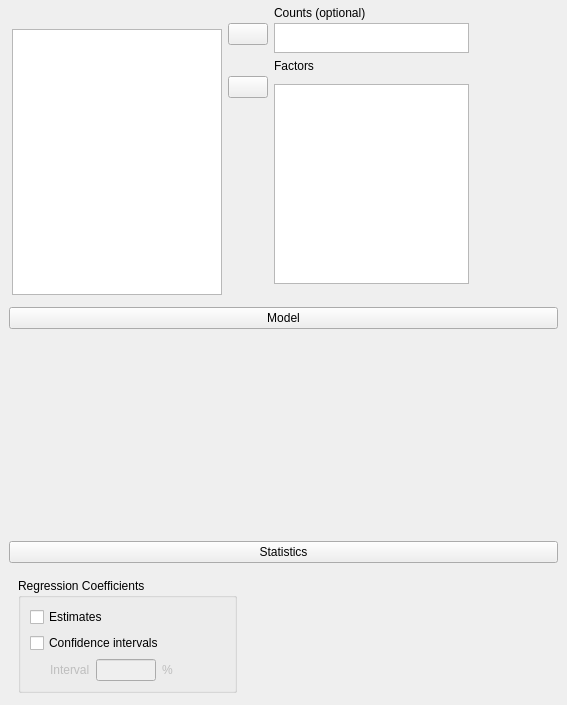
The window that JASP-Desktop/analysisforms/regressionloglinearform.ui (jasp-stats/jasp-desktop) describes before a commit, drawn with Qt 5.
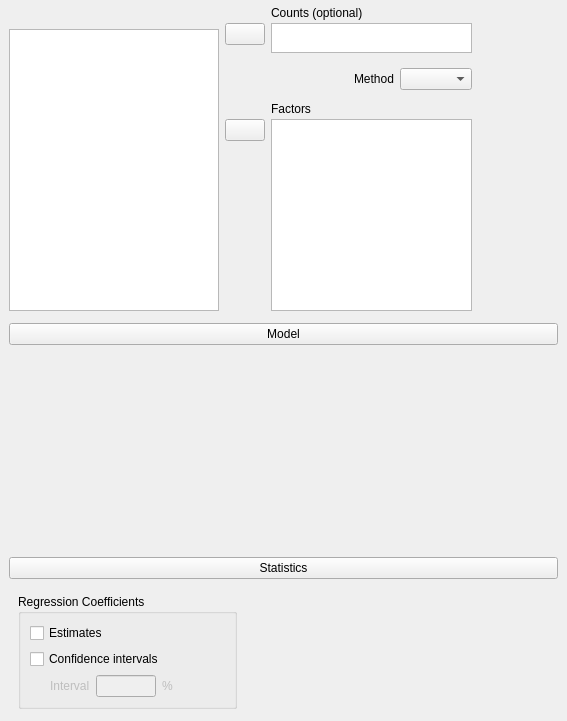
The same window after the commit. Custom widgets are drawn as their Qt base class.

Commit message:
Reg Log Lin: Added enter method
closes #900

The edit to the form file:
```diff
--- a/JASP-Desktop/analysisforms/regressionloglinearform.ui
+++ b/JASP-Desktop/analysisforms/regressionloglinearform.ui
@@ -156,16 +156,10 @@
        <verstretch>0</verstretch>
       </sizepolicy>
      </property>
-     <layout class="QGridLayout" name="gridLayout_4">
-      <property name="leftMargin">
-       <number>12</number>
-      </property>
+     <layout class="QGridLayout" name="gridLayout_2">
       <property name="topMargin">
        <number>6</number>
       </property>
-      <property name="rightMargin">
-       <number>12</number>
-      </property>
       <property name="verticalSpacing">
        <number>3</number>
       </property>
@@ -179,91 +173,6 @@
         </property>
        </widget>
       </item>
-      <item row="2" column="1">
-       <widget class="QWidget" name="widget_6" native="true">
-        <property name="sizePolicy">
-         <sizepolicy hsizetype="Preferred" vsizetype="Preferred">
-          <horstretch>0</horstretch>
-          <verstretch>2</verstretch>
-         </sizepolicy>
-        </property>
-        <layout class="QGridLayout" name="gridLayout_3">
-         <property name="leftMargin">
-          <number>0</number>
-         </property>
-         <property name="topMargin">
-          <number>0</number>
-         </property>
-         <property name="rightMargin">
-          <number>0</number>
-         </property>
-         <property name="bottomMargin">
-          <number>0</number>
-         </property>
-         <property name="verticalSpacing">
-          <number>3</number>
-         </property>
-         <item row="0" column="0">
-          <widget class="QWidget" name="widget_10" native="true"/>
-         </item>
-         <item row="1" column="1" rowspan="2">
-          <widget class="BoundListView" name="factors">
-           <property name="minimumSize">
-            <size>
-             <width>0</width>
-             <height>100</height>
-            </size>
-           </property>
-           <property name="maximumSize">
-            <size>
-             <width>210</width>
-             <height>200</height>
-            </size>
-           </property>
-           <property name="editTriggers">
-            <set>QAbstractItemView::AllEditTriggers</set>
-           </property>
-           <property name="selectionMode">
-            <enum>QAbstractItemView::ExtendedSelection</enum>
-           </property>
-          </widget>
-         </item>
-         <item row="2" column="0">
-          <spacer name="verticalSpacer_3">
-           <property name="orientation">
-            <enum>Qt::Vertical</enum>
-           </property>
-           <property name="sizeHint" stdset="0">
-            <size>
-             <width>20</width>
-             <height>84</height>
-            </size>
-           </property>
-          </spacer>
-         </item>
-         <item row="0" column="1">
-          <widget class="QLabel" name="label_4">
-           <property name="text">
-            <string>Factors</string>
-           </property>
-          </widget>
-         </item>
-         <item row="1" column="0">
-          <widget class="AssignButton" name="buttonAssignFactors">
-           <property name="maximumSize">
-            <size>
-             <width>50</width>
-             <height>16777215</height>
-            </size>
-           </property>
-           <property name="text">
-            <string/>
-           </property>
-          </widget>
-         </item>
-        </layout>
-       </widget>
-      </item>
       <item row="0" column="1" rowspan="2">
        <widget class="QWidget" name="widget" native="true">
         <property name="sizePolicy">
@@ -358,6 +267,130 @@
         </property>
        </widget>
       </item>
+      <item row="2" column="1">
+       <widget class="QWidget" name="widget_5" native="true">
+        <layout class="QGridLayout" name="gridLayout_22">
+         <property name="leftMargin">
+          <number>0</number>
+         </property>
+         <property name="rightMargin">
+          <number>0</number>
+         </property>
+         <item row="0" column="0">
+          <spacer name="horizontalSpacer_2">
+           <property name="orientation">
+            <enum>Qt::Horizontal</enum>
+           </property>
+           <property name="sizeHint" stdset="0">
+            <size>
+             <width>40</width>
+             <height>20</height>
+            </size>
+           </property>
+          </spacer>
+         </item>
+         <item row="0" column="1">
+          <widget class="QLabel" name="label_7">
+           <property name="text">
+            <string>Method</string>
+           </property>
+          </widget>
+         </item>
+         <item row="0" column="2">
+          <widget class="BoundComboBox" name="method">
+           <property name="currentText">
+            <string/>
+           </property>
+          </widget>
+         </item>
+        </layout>
+       </widget>
+      </item>
+      <item row="3" column="1">
+       <widget class="QWidget" name="widget_6" native="true">
+        <property name="sizePolicy">
+         <sizepolicy hsizetype="Preferred" vsizetype="Preferred">
+          <horstretch>0</horstretch>
+          <verstretch>2</verstretch>
+         </sizepolicy>
+        </property>
+        <layout class="QGridLayout" name="gridLayout_3">
+         <property name="leftMargin">
+          <number>0</number>
+         </property>
+         <property name="topMargin">
+          <number>0</number>
+         </property>
+         <property name="rightMargin">
+          <number>0</number>
+         </property>
+         <property name="bottomMargin">
+          <number>0</number>
+         </property>
+         <property name="verticalSpacing">
+          <number>3</number>
+         </property>
+         <item row="0" column="0">
+          <widget class="QWidget" name="widget_10" native="true"/>
+         </item>
+         <item row="1" column="1" rowspan="2">
+          <widget class="BoundListView" name="factors">
+           <property name="minimumSize">
+            <size>
+             <width>0</width>
+             <height>100</height>
+            </size>
+           </property>
+           <property name="maximumSize">
+            <size>
+             <width>210</width>
+             <height>200</height>
+            </size>
+           </property>
+           <property name="editTriggers">
+            <set>QAbstractItemView::AllEditTriggers</set>
+           </property>
+           <property name="selectionMode">
+            <enum>QAbstractItemView::ExtendedSelection</enum>
+           </property>
+          </widget>
+         </item>
+         <item row="2" column="0">
+          <spacer name="verticalSpacer_3">
+           <property name="orientation">
+            <enum>Qt::Vertical</enum>
+           </property>
+           <property name="sizeHint" stdset="0">
+            <size>
+             <width>20</width>
+             <height>84</height>
+            </size>
+           </property>
+          </spacer>
+         </item>
+         <item row="0" column="1">
+          <widget class="QLabel" name="label_4">
+           <property name="text">
+            <string>Factors</string>
+           </property>
+          </widget>
+         </item>
+         <item row="1" column="0">
+          <widget class="AssignButton" name="buttonAssignFactors">
+           <property name="maximumSize">
+            <size>
+             <width>50</width>
+             <height>16777215</height>
+            </size>
+           </property>
+           <property name="text">
+            <string/>
+           </property>
+          </widget>
+         </item>
+        </layout>
+       </widget>
+      </item>
      </layout>
     </widget>
    </item>
@@ -457,6 +490,11 @@
    <header>widgets/anovamodelwidget.h</header>
    <container>1</container>
   </customwidget>
+  <customwidget>
+   <class>BoundComboBox</class>
+   <extends>QComboBox</extends>
+   <header>widgets/boundcombobox.h</header>
+  </customwidget>
  </customwidgets>
  <resources/>
  <connections>
```
The commit also changes 2 other files.
